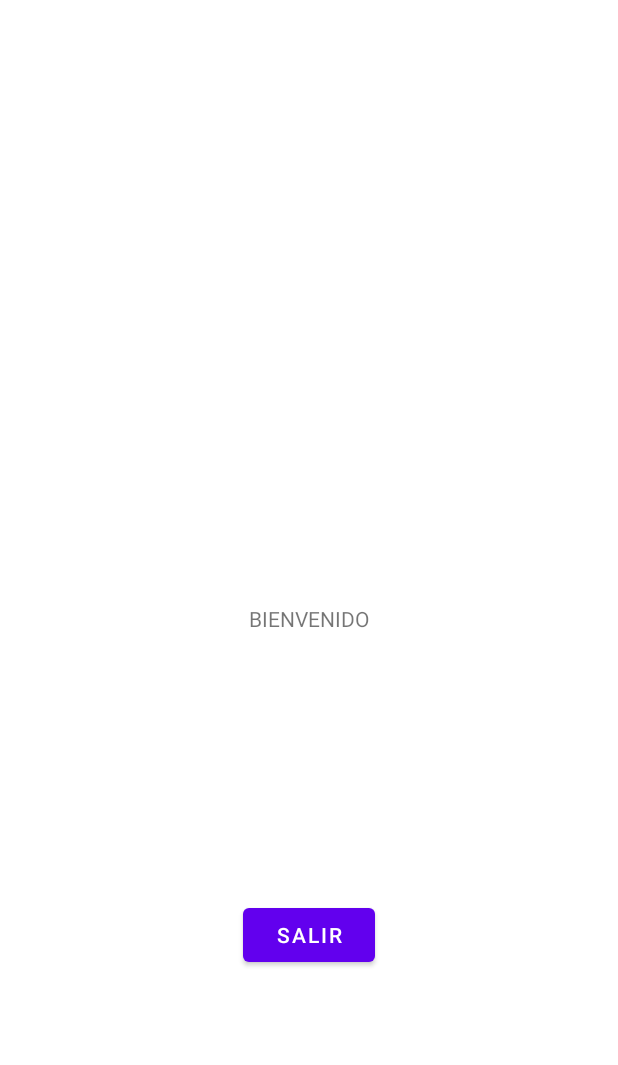
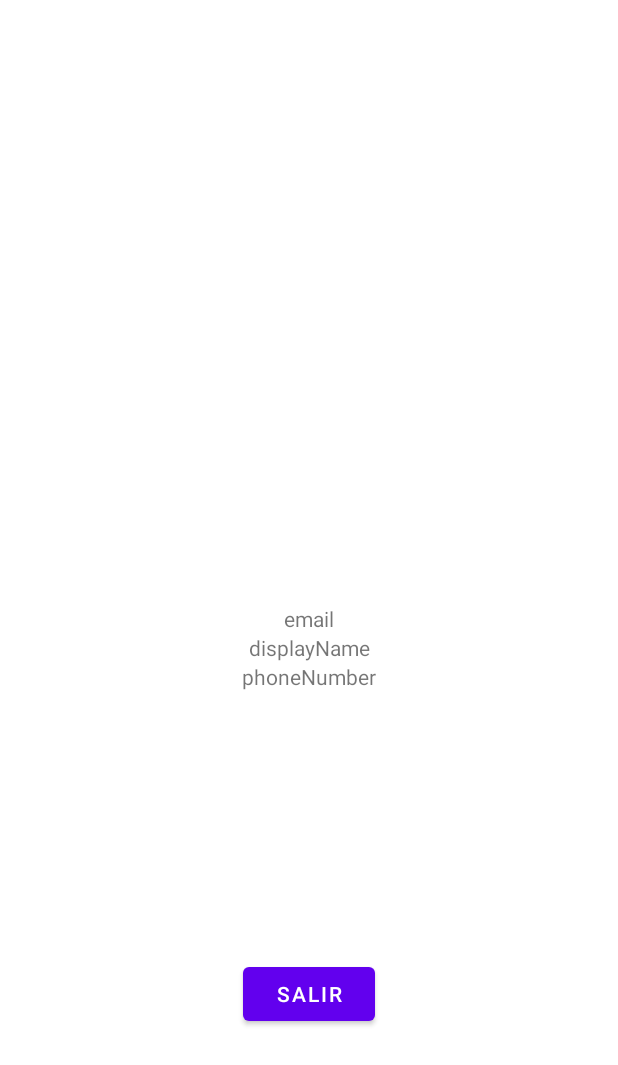
Before and after one commit to CordovaDeLaCruz/pocFirebase, an Android app: the layout activity_principal.xml on its own in the app's theme, with its tools: preview values and no code run, on a phone screen of 412 x 824 dp. Shown: the top 1065 px of the screen. Run offline under Robolectric (Android 15) with nearby library versions, the phone set to English and light mode, and no system bars.

```diff
--- a/app/build.gradle
+++ b/app/build.gradle
@@ -9,7 +9,7 @@ android {
     compileSdk 32
 
     defaultConfig {
-        applicationId "com.example.pocloginfirebase1"
+        applicationId "com.example.pocloginfirebase"
         minSdk 21
         targetSdk 32
         versionCode 1
@@ -52,6 +52,8 @@ dependencies {
 
     implementation 'com.google.firebase:firebase-analytics-ktx'
 
+    implementation "com.github.bumptech.glide:glide:4.13.0"
+
     testImplementation 'junit:junit:4.13.2'
     androidTestImplementation 'androidx.test.ext:junit:1.1.3'
     androidTestImplementation 'androidx.test.espresso:espresso-core:3.4.0'
--- a/app/src/main/AndroidManifest.xml
+++ b/app/src/main/AndroidManifest.xml
@@ -2,6 +2,8 @@
 <manifest xmlns:android="http://schemas.android.com/apk/res/android"
     xmlns:tools="http://schemas.android.com/tools"
     package="com.example.pocloginfirebase">
+
+    <uses-permission android:name="android.permission.INTERNET"/>
 
     <application
         android:allowBackup="true"
--- a/app/src/main/res/layout/activity_principal.xml
+++ b/app/src/main/res/layout/activity_principal.xml
@@ -7,14 +7,38 @@
     tools:context=".PrincipalActivity">
 
     <TextView
-        android:id="@+id/textView"
+        android:id="@+id/TextViewEmail"
         android:layout_width="wrap_content"
         android:layout_height="wrap_content"
         app:layout_constraintBottom_toBottomOf="parent"
         app:layout_constraintEnd_toEndOf="parent"
         app:layout_constraintStart_toStartOf="parent"
         app:layout_constraintTop_toTopOf="parent"
-        android:text="BIENVENIDO"/>
+        tools:text="email"/>
+    <TextView
+        android:id="@+id/TextViewDisplayName"
+        android:layout_width="wrap_content"
+        android:layout_height="wrap_content"
+        app:layout_constraintEnd_toEndOf="parent"
+        app:layout_constraintStart_toStartOf="parent"
+        app:layout_constraintTop_toBottomOf="@+id/TextViewEmail"
+        tools:text="displayName"/>
+    <TextView
+        android:id="@+id/TextViewPhoneNumber"
+        android:layout_width="wrap_content"
+        android:layout_height="wrap_content"
+        app:layout_constraintEnd_toEndOf="parent"
+        app:layout_constraintStart_toStartOf="parent"
+        app:layout_constraintTop_toBottomOf="@+id/TextViewDisplayName"
+        tools:text="phoneNumber"/>
+
+    <ImageView
+        android:id="@+id/ImageViewPhotoURL"
+        android:layout_width="40dp"
+        android:layout_height="40dp"
+        app:layout_constraintEnd_toEndOf="parent"
+        app:layout_constraintStart_toStartOf="parent"
+        app:layout_constraintTop_toBottomOf="@+id/TextViewPhoneNumber"/>
 
     <Button
         android:id="@+id/buttonSession"
@@ -23,7 +47,7 @@
         app:layout_constraintBottom_toBottomOf="parent"
         app:layout_constraintEnd_toEndOf="parent"
         app:layout_constraintStart_toStartOf="parent"
-        app:layout_constraintTop_toBottomOf="@+id/textView"
+        app:layout_constraintTop_toBottomOf="@+id/ImageViewPhotoURL"
         android:text="Salir"/>
 
 </androidx.constraintlayout.widget.ConstraintLayout>
--- a/app/src/main/res/values/strings.xml
+++ b/app/src/main/res/values/strings.xml
@@ -1,3 +1,5 @@
 <resources>
     <string name="app_name">pocLoginFirebase</string>
+    <string name="facebook_application_id" translatable="false">YOUR_APP_ID</string>
+    <string name="facebook_login_protocol_scheme" translatable="false">fbYOUR_APP_ID</string>
 </resources>
```
Also changed, not shown: app/src/main/java/com/example/pocloginfirebase/LoginActivity.kt (+16 -5 lines), app/src/main/java/com/example/pocloginfirebase/PrincipalActivity.kt (+17 -0 lines), 1 other file.
